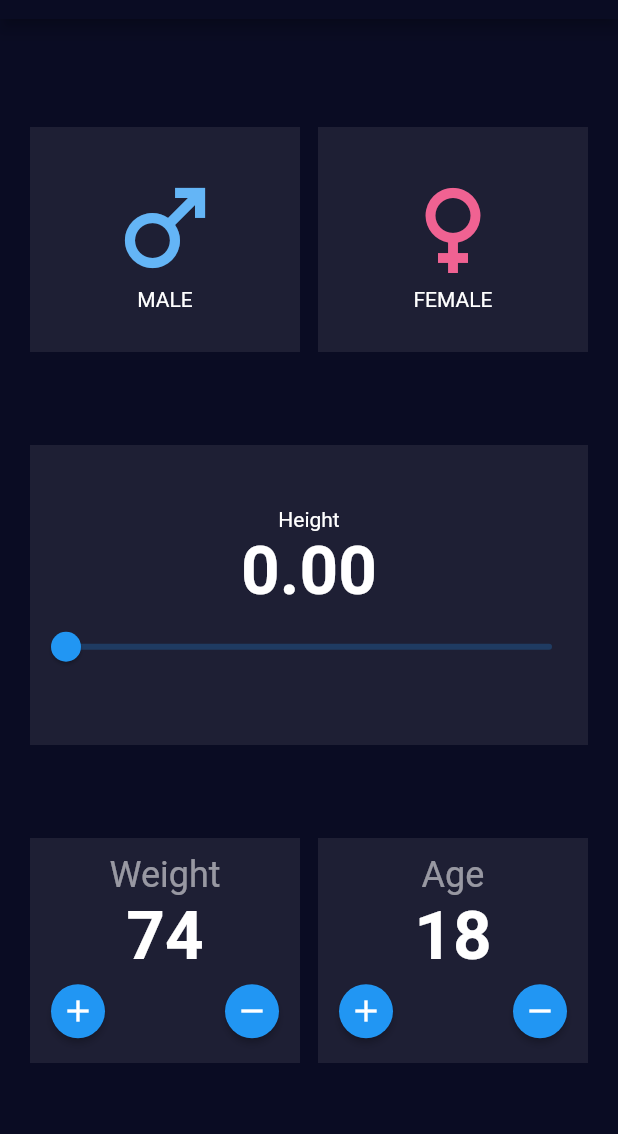
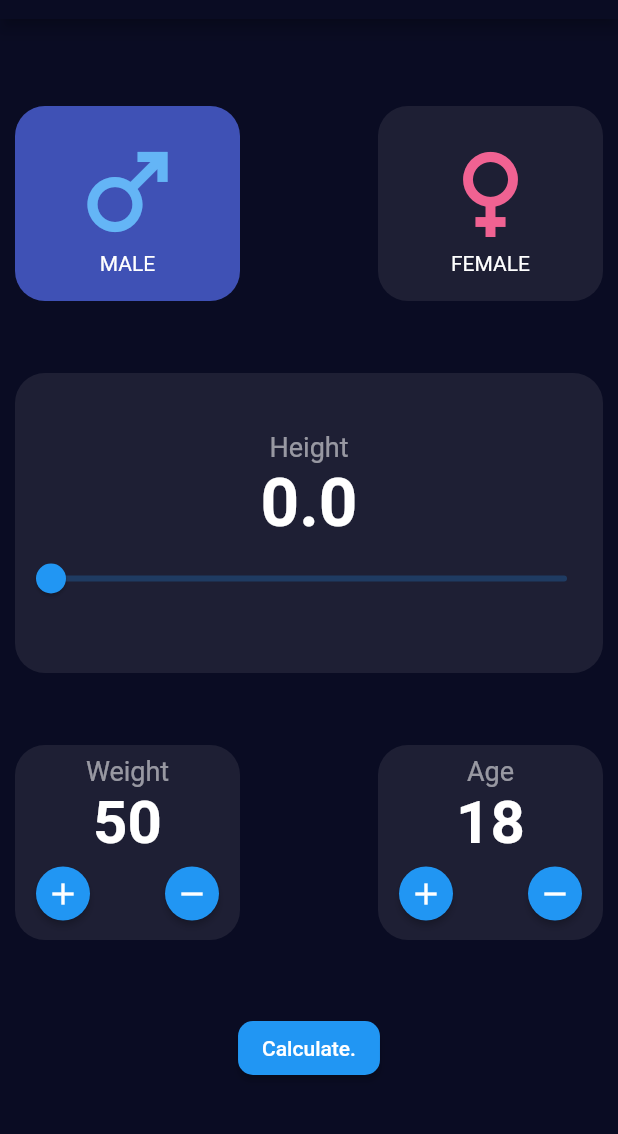
Before and after one commit to ItsAash/FlutterBMICalculator, a Flutter app: the screen it shows after launch, on a phone screen of 412 x 824 dp, the part 65-1199 px from its top. Run offline on Flutter 3.47's test engine with Material 2 defaults, Android fonts, the phone set to English and light mode, and no system bars.

Commit message:
calculate bmi

```diff
--- a/lib/main.dart
+++ b/lib/main.dart
@@ -1,3 +1,4 @@
+import 'package:bmi/result.dart';
 import 'package:flutter/material.dart';
 
 void main() {
@@ -27,9 +28,10 @@ class BMI extends StatefulWidget {
 }
 
 class _BMIState extends State<BMI> {
-  double value = 0;
+  double height = 0;
   int weight = 50;
-  int age = 50;
+  int age = 18;
+  bool isMale = true;
 
   @override
   Widget build(BuildContext context) {
@@ -47,7 +49,7 @@ class _BMIState extends State<BMI> {
           child: Padding(
               padding: const EdgeInsets.all(10),
               child: Container(
-                margin: const EdgeInsets.symmetric(horizontal: 10),
+                margin: const EdgeInsets.symmetric(horizontal: 0),
                 child: Column(
                   mainAxisAlignment: MainAxisAlignment.spaceEvenly,
                   children: [
@@ -56,10 +58,21 @@ class _BMIState extends State<BMI> {
                       child: Row(
                         mainAxisAlignment: MainAxisAlignment.spaceBetween,
                         children: [
-                          Container(
-                            height: 150,
-                            width: 180,
-                            color: const Color.fromRGBO(30, 31, 52, 1),
+                          GestureDetector(
+                              onTap: () {
+                                setState(() {
+                                  isMale = true;
+                                });
+                              },
+                              child: Container(
+                                height: 130,
+                                width: 150,
+                                decoration: BoxDecoration(
+                                    color: isMale
+                                        ? Colors.indigo
+                                        : const Color.fromRGBO(30, 31, 52, 1),
+                                    borderRadius: const BorderRadius.all(
+                                        Radius.circular(20))),
                                 child: Column(
                                   mainAxisAlignment: MainAxisAlignment.center,
                                   children: [
@@ -74,11 +87,22 @@ class _BMIState extends State<BMI> {
                                     ),
                                   ],
                                 ),
-                          ),
-                          Container(
-                            height: 150,
-                            width: 180,
-                            color: const Color.fromRGBO(30, 31, 52, 1),
+                              )),
+                          GestureDetector(
+                              onTap: () {
+                                setState(() {
+                                  isMale = false;
+                                });
+                              },
+                              child: Container(
+                                height: 130,
+                                width: 150,
+                                decoration: BoxDecoration(
+                                    color: isMale
+                                        ? const Color.fromRGBO(30, 31, 52, 1)
+                                        : Colors.indigo,
+                                    borderRadius: const BorderRadius.all(
+                                        Radius.circular(20))),
                                 child: Column(
                                   mainAxisAlignment: MainAxisAlignment.center,
                                   children: [
@@ -93,22 +117,25 @@ class _BMIState extends State<BMI> {
                                     )
                                   ],
                                 ),
-                          )
+                              ))
                         ],
                       ),
                     ),
                     Container(
                       width: double.infinity,
                       height: 200,
-                      color: const Color(0xff1e1f34),
+                      decoration: const BoxDecoration(
+                          color: Color(0xff1e1f34),
+                          borderRadius: BorderRadius.all(Radius.circular(20))),
                       child: Column(
                         mainAxisAlignment: MainAxisAlignment.center,
                         children: [
                           const Text("Height",
-                              style: TextStyle(color: Colors.white)),
+                              style: TextStyle(
+                                  color: Colors.white54, fontSize: 18)),
                           RichText(
                             text: TextSpan(
-                                text: value.toStringAsFixed(2),
+                                text: height.toStringAsFixed(1),
                                 style: const TextStyle(
                                     color: Colors.white,
                                     fontWeight: FontWeight.bold,
@@ -117,10 +144,10 @@ class _BMIState extends State<BMI> {
                           Slider(
                               min: 0,
                               max: 200,
-                              value: value,
+                              value: height,
                               onChanged: (v) {
                                 setState(() {
-                                  value = v;
+                                  height = v;
                                 });
                               })
                         ],
@@ -130,19 +157,22 @@ class _BMIState extends State<BMI> {
                       mainAxisAlignment: MainAxisAlignment.spaceBetween,
                       children: [
                         Container(
-                          width: 180,
-                          height: 150,
-                          color: const Color(0xff1e1f34),
+                          width: 150,
+                          height: 130,
+                          decoration: const BoxDecoration(
+                            borderRadius: BorderRadius.all(Radius.circular(20)),
+                            color: Color(0xff1e1f34),
+                          ),
                           child: Column(
                             mainAxisAlignment: MainAxisAlignment.center,
                             children: [
                               const Text("Weight",
                                   style: TextStyle(
-                                      color: Colors.white54, fontSize: 24)),
-                              const Text("74",
-                                  style: TextStyle(
+                                      color: Colors.white54, fontSize: 18)),
+                              Text(weight.toString(),
+                                  style: const TextStyle(
                                       color: Colors.white,
-                                      fontSize: 45,
+                                      fontSize: 40,
                                       fontWeight: FontWeight.bold)),
                               Row(
                                 mainAxisAlignment:
@@ -152,14 +182,22 @@ class _BMIState extends State<BMI> {
                                     style: ElevatedButton.styleFrom(
                                       shape: const CircleBorder(),
                                     ),
-                                    onPressed: () {},
+                                    onPressed: () {
+                                      setState(() {
+                                        weight++;
+                                      });
+                                    },
                                     child: const Icon(Icons.add),
                                   ),
                                   ElevatedButton(
                                     style: ElevatedButton.styleFrom(
                                       shape: const CircleBorder(),
                                     ),
-                                    onPressed: () {},
+                                    onPressed: () {
+                                      setState(() {
+                                        weight--;
+                                      });
+                                    },
                                     child: const Icon(Icons.remove),
                                   ),
                                 ],
@@ -168,21 +206,24 @@ class _BMIState extends State<BMI> {
                           ),
                         ),
                         Container(
-                          width: 180,
-                          height: 150,
-                          color: const Color(0xff1e1f34),
+                          width: 150,
+                          height: 130,
+                          decoration: const BoxDecoration(
+                            borderRadius: BorderRadius.all(Radius.circular(20)),
+                            color: Color(0xff1e1f34),
+                          ),
                           child: Column(
                             mainAxisAlignment: MainAxisAlignment.center,
                             children: [
                               const Text("Age",
                                   style: TextStyle(
-                                      color: Colors.white54, fontSize: 24)),
+                                      color: Colors.white54, fontSize: 18)),
                               RichText(
-                                  text: const TextSpan(
-                                      text: "18",
-                                      style: TextStyle(
+                                  text: TextSpan(
+                                      text: age.toString(),
+                                      style: const TextStyle(
                                           color: Colors.white,
-                                          fontSize: 45,
+                                          fontSize: 40,
                                           fontWeight: FontWeight.bold))),
                               Row(
                                 mainAxisAlignment:
@@ -192,20 +233,55 @@ class _BMIState extends State<BMI> {
                                     style: ElevatedButton.styleFrom(
                                       shape: const CircleBorder(),
                                     ),
-                                    onPressed: () {},
+                                    onPressed: () {
+                                      setState(() {
+                                        age++;
+                                      });
+                                    },
                                     child: const Icon(Icons.add),
                                   ),
                                   ElevatedButton(
                                     style: ElevatedButton.styleFrom(
                                       shape: const CircleBorder(),
                                     ),
-                                    onPressed: () {},
+                                    onPressed: () {
+                                      setState(() {
+                                        age--;
+                                      });
+                                    },
                                     child: const Icon(Icons.remove),
                                   )
                                 ],
                               )
                             ],
                           ),
+                        )
+                      ],
+                    ),
+                    Row(
+                      mainAxisAlignment: MainAxisAlignment.center,
+                      children: [
+                        ElevatedButton(
+                          style: ElevatedButton.styleFrom(
+                            onPrimary: Colors.white,
+                            // primary: Colors.grey[300],
+                            shape: const RoundedRectangleBorder(
+                              borderRadius:
+                                  BorderRadius.all(Radius.circular(10)),
+                            ),
+                          ),
+                          onPressed: () {
+                            Navigator.push(
+                                context,
+                                MaterialPageRoute(
+                                    builder: (context) => Result(
+                                          isMale: isMale,
+                                          age: age,
+                                          height: height,
+                                          weight: weight,
+                                        )));
+                          },
+                          child: const Text('Calculate.'),
                         )
                       ],
                     )
```
Also changed, not shown: lib/result.dart (added, +115 -0 lines). Lines whose indentation alone changed are shown as unchanged.
